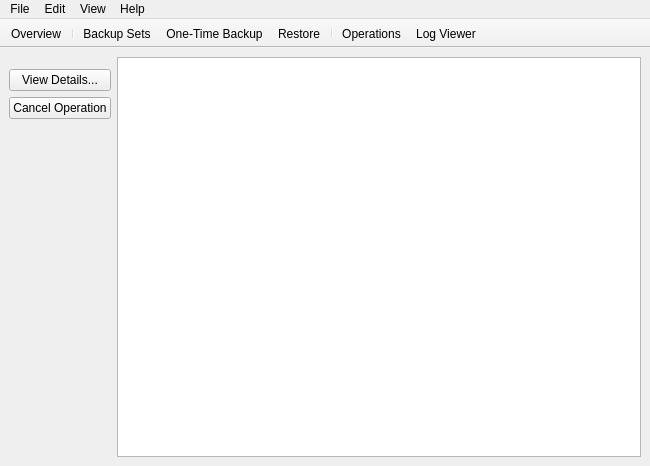
stewartadam/fwbackups, file data/ui/fwbackups.ui: the form before one commit.
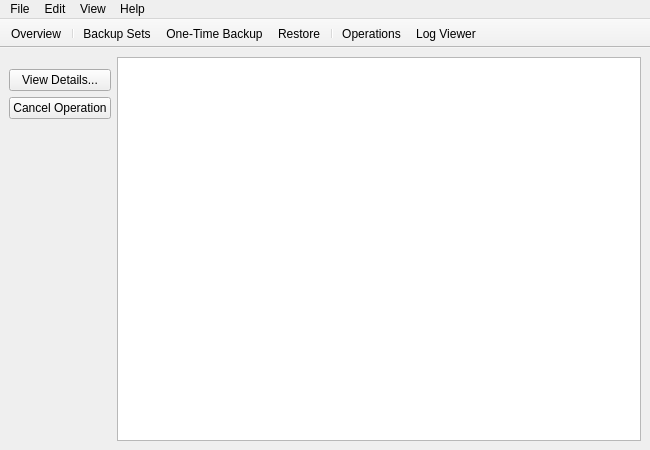
The form after the commit. The open tabs and pages were chosen to show the change. Icons and pictures are not drawn.

Commit message: Save backup set & one time configurations upon closing configBackup dialog

The edit to the form file:
```diff
--- a/data/ui/fwbackups.ui
+++ b/data/ui/fwbackups.ui
@@ -7,7 +7,7 @@
     <x>0</x>
     <y>0</y>
     <width>650</width>
-    <height>466</height>
+    <height>450</height>
    </rect>
   </property>
   <property name="minimumSize">
@@ -290,9 +290,6 @@
        <layout class="QHBoxLayout" name="horizontalLayout_3">
         <item>
          <layout class="QVBoxLayout" name="verticalLayout_10">
-          <property name="spacing">
-           <number>-1</number>
-          </property>
           <property name="topMargin">
            <number>12</number>
           </property>
```
Left out of the diff: 24 changed lines with no effect on the pictures. The commit also changes 7 other files.
